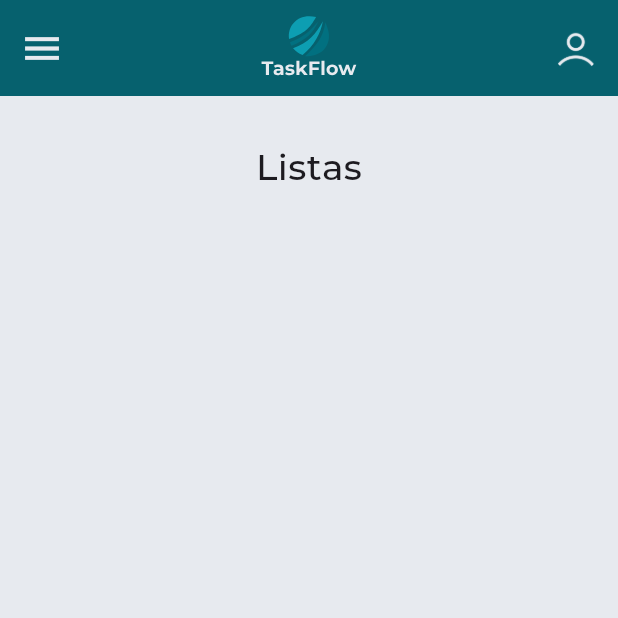
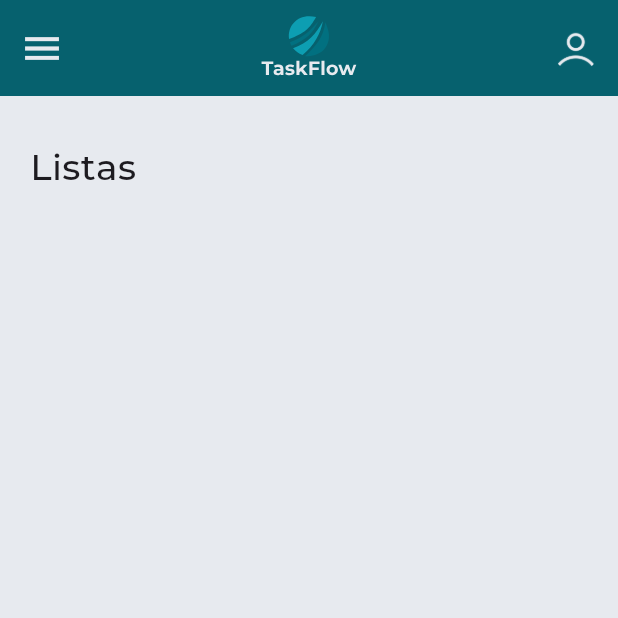
Before and after one commit to Hercules-Matheus/taskflow, a Flutter app: the screen it shows after launch, on a phone screen of 412 x 824 dp, the top half of it. Run offline on Flutter 3.47's test engine with Material 3 defaults, Android fonts, the phone set to English and light mode, and no system bars; our stand-ins replace flutter_svg; project files that could hold a hidden picture were left out.

Commit message:
third commit

```diff
--- a/analysis_options.yaml
+++ b/analysis_options.yaml
@@ -23,6 +23,5 @@ linter:
   rules:
     # avoid_print: false  # Uncomment to disable the `avoid_print` rule
     # prefer_single_quotes: true  # Uncomment to enable the `prefer_single_quotes` rule
-
 # Additional information about this file can be found at
 # https://dart.dev/guides/language/analysis-options
--- a/lib/home_page.dart
+++ b/lib/home_page.dart
@@ -25,17 +25,15 @@ class HomePage extends StatelessWidget {
     final body = Container(
       width: MediaQuery.of(context).size.width,
       padding: const EdgeInsets.only(left: 20.0, top: 30.0, right: 20.0),
-      child: Column(
-        children: [
-          Text(
+      child: Directionality(
+          textDirection: TextDirection.ltr,
+          child: Text(
             'Listas',
             style: TextStyle(
                 fontFamily: AppFonts.montserrat,
                 fontWeight: FontWeight.w500,
                 fontSize: 24.0),
-          ),
-        ],
-      ),
+          )),
     );
 
     return Scaffold(
```
Also changed, not shown: lib/model/list.dart (added, +11 -0 lines), lib/repositories/lists_repository.dart (added, +7 -0 lines).
